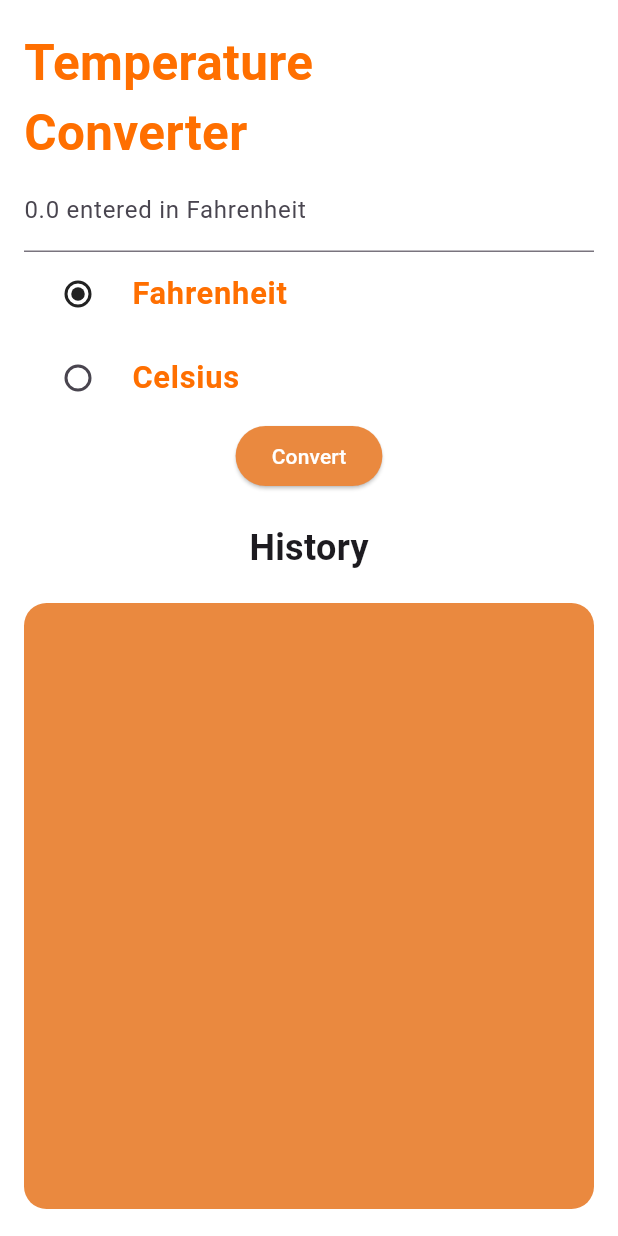
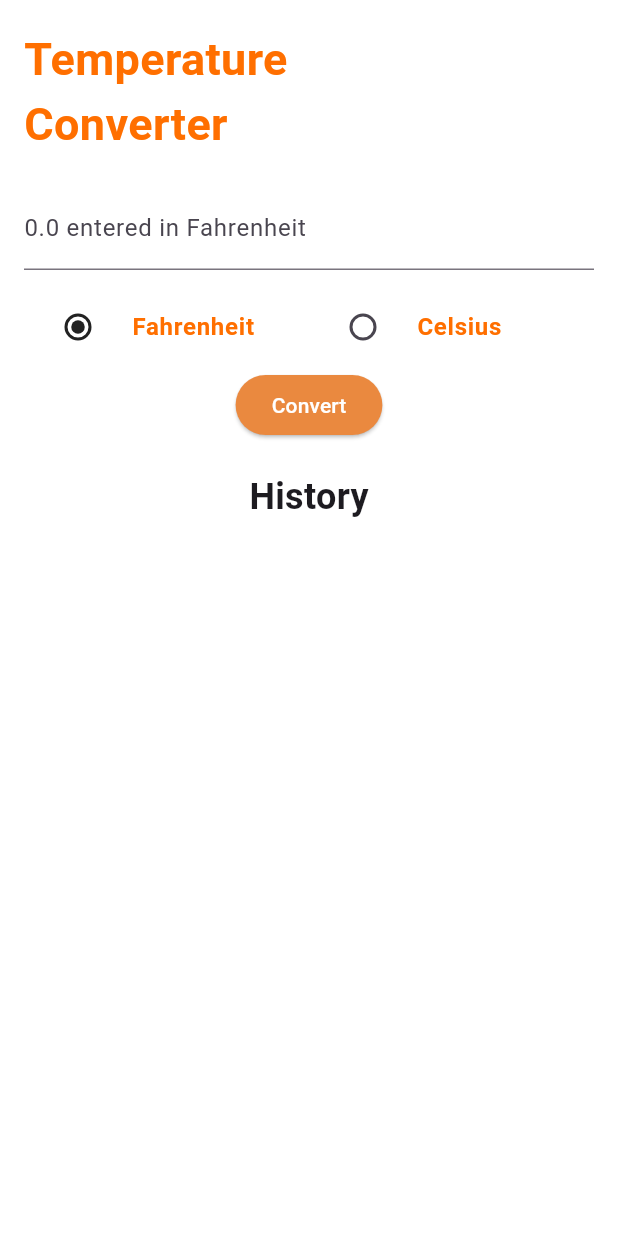
Before and after one commit to NinaMwangi/Temperature_Converter, a Flutter app: the screen it shows after launch, on a phone screen of 412 x 824 dp. Run offline on Flutter 3.47's test engine with Material 3 defaults, Android fonts, the phone set to English and light mode, and no system bars.

Commit message:
Final Updates

```diff
--- a/lib/converter.dart
+++ b/lib/converter.dart
@@ -3,7 +3,7 @@ import 'package:uuid/uuid.dart';
 import 'conversion.dart';
 
 class HomePage extends StatefulWidget {
-  const HomePage({super.key});
+  const HomePage({Key? key}) : super(key: key);
 
   @override
   _HomePageState createState() => _HomePageState();
@@ -20,7 +20,16 @@ class _HomePageState extends State<HomePage> {
   final TextEditingController _controller = TextEditingController();
 
   void _convert() {
+    if (_controller.text.isEmpty) return; // Prevent conversion with empty input
+
     setState(() {
+      try {
+        inTemp = double.parse(_controller.text);
+      } catch (e) {
+        // Handle parse error if needed
+        return;
+      }
+
       if (isFahr) {
         outTemp = (inTemp - 32) * 5 / 9;
       } else {
@@ -39,9 +48,6 @@ class _HomePageState extends State<HomePage> {
 
       _conversionHistory.insert(0, newConversion);
 
-      // Clear the input field
-      _controller.clear();
-
       showDialog(
         context: context,
         builder: (context) => AlertDialog(
@@ -51,6 +57,9 @@ class _HomePageState extends State<HomePage> {
               : Text('$inTemp Celsius = $roundedOutTemp Fahrenheit'),
         ),
       );
+
+      // Clear input field after conversion
+      _controller.clear();
     });
   }
 
@@ -58,29 +67,29 @@ class _HomePageState extends State<HomePage> {
   Widget build(BuildContext context) {
     return Scaffold(
       backgroundColor: mainColor,
+      resizeToAvoidBottomInset: true,
       body: SafeArea(
-        child: LayoutBuilder(
-          builder: (context, constraints) {
-            double screenWidth = constraints.maxWidth;
-
-            return Padding(
+        child: SingleChildScrollView(
+          child: Padding(
             padding: const EdgeInsets.symmetric(horizontal: 16.0, vertical: 18.0),
             child: Column(
+              mainAxisSize: MainAxisSize.min,
               mainAxisAlignment: MainAxisAlignment.start,
               crossAxisAlignment: CrossAxisAlignment.start,
               children: [
-                  SizedBox(
-                    width: screenWidth * 0.8,
-                    child: Text("Temperature Converter",
+                const SizedBox(
+                  width: 200.0,
+                  child: Text(
+                    "Temperature Converter",
                     style: TextStyle(
-                        color: const Color.fromARGB(255, 255, 111, 0),
-                        fontSize: screenWidth * 0.08,
-                        fontWeight: FontWeight.bold
+                      color: Color.fromARGB(255, 255, 111, 0),
+                      fontSize: 30,
+                      fontWeight: FontWeight.bold,
                     ),
                   ),
                 ),
-                  Expanded(
-                    child: Column(
+                const SizedBox(height: 20),
+                Column(
                   mainAxisAlignment: MainAxisAlignment.center,
                   children: [
                     TextField(
@@ -89,52 +98,66 @@ class _HomePageState extends State<HomePage> {
                         hintText: 'Enter Temperature',
                         labelText: isFahr
                             ? '$inTemp entered in Fahrenheit'
-                              : '$inTemp entered in Celsius'
+                            : '$inTemp entered in Celsius',
                       ),
                       keyboardType: TextInputType.number,
                       onChanged: (newValue) {
                         setState(() {
+                          // Update inTemp as user types
+                          if (newValue.isNotEmpty) {
                             try {
                               inTemp = double.parse(newValue);
-                              } catch (e) {}
+                            } catch (e) {
+                              // Handle parse error if needed
+                            }
+                          } else {
+                            inTemp = 0.0; // Reset inTemp if input is empty
+                          }
                         });
                       },
                     ),
-                        RadioListTile(
+                    const SizedBox(height: 10),
+                    Row(
+                      children: [
+                        Expanded(
+                          child: RadioListTile(
                             value: true,
                             groupValue: isFahr,
-                          title: Text(
+                            title: const Text(
                               'Fahrenheit',
                               style: TextStyle(
-                              color: const Color.fromARGB(255, 255, 111, 0),
+                                color: Color.fromARGB(255, 255, 111, 0),
                                 fontWeight: FontWeight.bold,
-                              fontSize: screenWidth * 0.05,
                               ),
                             ),
-                          onChanged: (newValue){
+                            onChanged: (newValue) {
                               setState(() {
                                 isFahr = newValue!;
                               });
                             },
                             activeColor: Colors.black87,
                           ),
-                        RadioListTile(
+                        ),
+                        Expanded(
+                          child: RadioListTile(
                             value: false,
                             groupValue: isFahr,
-                          title: Text(
+                            title: const Text(
                               'Celsius',
                               style: TextStyle(
-                              color: const Color.fromARGB(255, 255, 111, 0),
+                                color: Color.fromARGB(255, 255, 111, 0),
                                 fontWeight: FontWeight.bold,
-                              fontSize: screenWidth * 0.05,
                               ),
                             ),
-                          onChanged: (newValue){
+                            onChanged: (newValue) {
                               setState(() {
                                 isFahr = newValue!;
                               });
                             },
                             activeColor: Colors.black87,
+                          ),
+                        ),
+                      ],
                     ),
                     ElevatedButton(
                       onPressed: _convert,
@@ -156,14 +179,17 @@ class _HomePageState extends State<HomePage> {
                         fontWeight: FontWeight.bold,
                       ),
                     ),
-                        const SizedBox(height: 20),
-                        Expanded(
-                          child: Container(
+                    const SizedBox(height: 10),
+                    Container(
                       decoration: BoxDecoration(
                         color: const Color.fromARGB(255, 234, 137, 63),
                         borderRadius: BorderRadius.circular(15.0),
                       ),
+                      constraints: BoxConstraints(
+                        maxHeight: MediaQuery.of(context).size.height * 0.4, // Adjust height accordingly
+                      ),
                       child: ListView.builder(
+                        shrinkWrap: true,
                         itemCount: _conversionHistory.length,
                         itemBuilder: (context, index) {
                           final conversion = _conversionHistory[index];
@@ -175,17 +201,14 @@ class _HomePageState extends State<HomePage> {
                               style: const TextStyle(color: Colors.white),
                             ),
                           );
-                              },
-                            ),
+                        },  // Show latest conversion at the top
                       ),
                     ),
                   ],
                 ),
-                  ),
               ],
             ),
-            );
-          },
+          ),
         ),
       ),
     );
```
Lines whose indentation alone changed are shown as unchanged.
